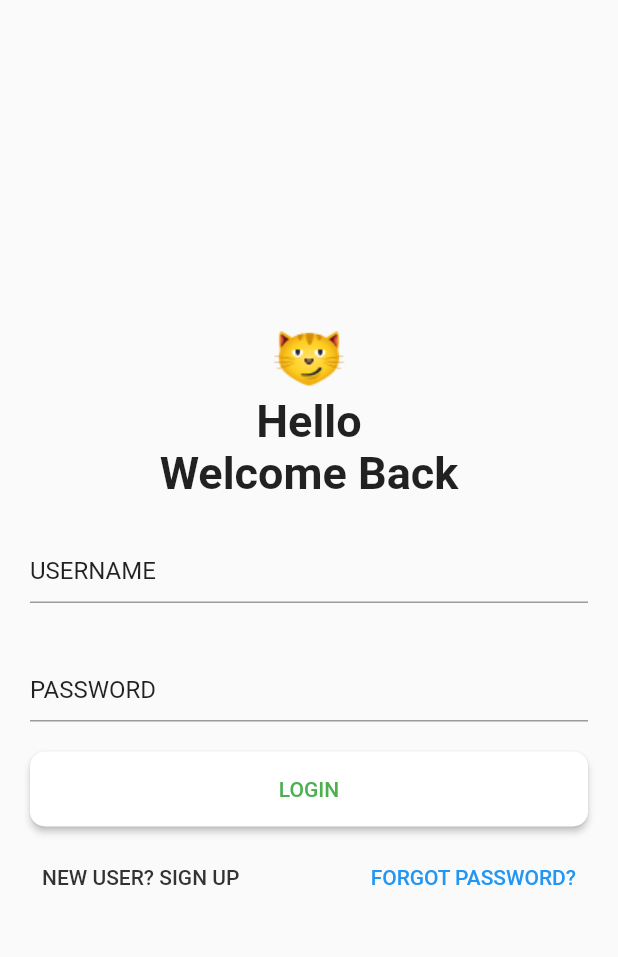
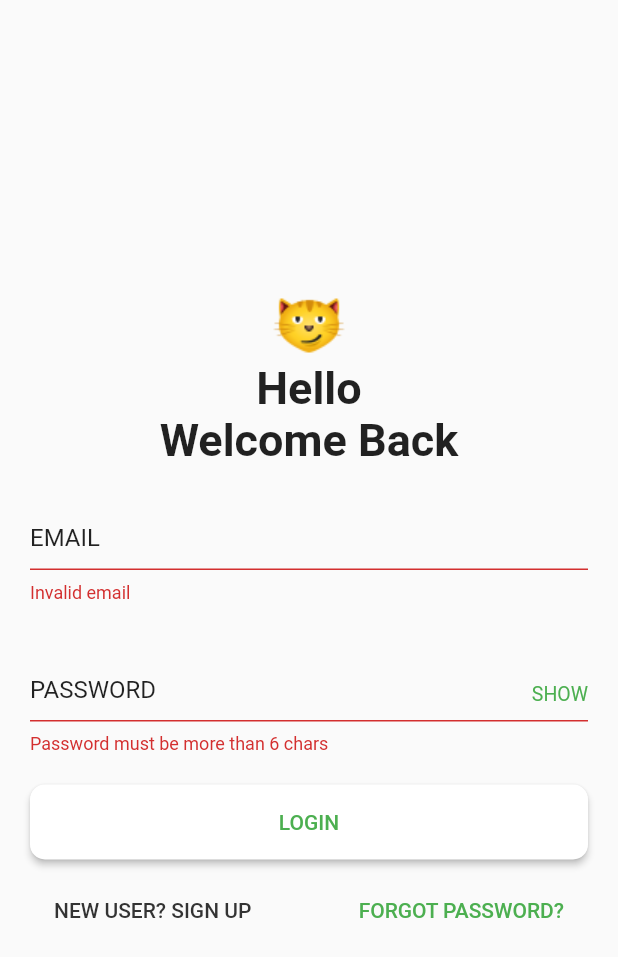
Before and after one commit to anhlh1706/my_flutter, a Flutter app: the screen it shows after launch, on a phone screen of 412 x 824 dp. Shown: the top 957 px of the screen. Run offline on Flutter 3.47's test engine with Material 2 defaults, Android fonts, the phone set to English and light mode, and no system bars.

Commit message:
Login form + navigator

```diff
--- /dev/null
+++ b/ok_app/lib/home.dart
@@ -0,0 +1,12 @@
+import 'package:flutter/material.dart';
+
+class Home extends StatelessWidget {
+  const Home({Key key}) : super(key: key);
+
+  @override
+  Widget build(BuildContext context) {
+    return Scaffold(
+      appBar: AppBar(title: Text('Home')),
+    );
+  }
+}
--- /dev/null
+++ b/ok_app/lib/login.dart
@@ -0,0 +1,128 @@
+import 'package:flutter/material.dart';
+
+import 'home.dart';
+
+class Login extends StatefulWidget {
+  @override
+  _LoginState createState() => _LoginState();
+}
+
+class _LoginState extends State<Login> {
+  var isSercure = true;
+
+  var usernameIsValid = false;
+  var passwordIsValid = false;
+
+  TextEditingController emailTEC = TextEditingController();
+  TextEditingController passwordTEC = TextEditingController();
+
+  @override
+  Widget build(BuildContext context) {
+    return MaterialApp(
+      theme: ThemeData(primaryColor: Colors.red),
+      home: Scaffold(
+        body: Container(
+          margin: EdgeInsets.only(left: 20, right: 20),
+          constraints: BoxConstraints.expand(),
+          child: Column(
+            mainAxisAlignment: MainAxisAlignment.center,
+            children: [
+              Image.asset('assets/cat.png'),
+              Padding(
+                padding: const EdgeInsets.only(bottom: 10),
+                child: Text(
+                  "Hello\nWelcome Back",
+                  style: TextStyle(fontSize: 30, fontWeight: FontWeight.bold),
+                  textAlign: TextAlign.center,
+                ),
+              ),
+              TextField(
+                controller: emailTEC,
+                decoration: InputDecoration(
+                    labelStyle: TextStyle(color: Colors.black87),
+                    labelText: 'EMAIL',
+                    errorText: usernameIsValid ? null : 'Invalid email',
+                    alignLabelWithHint: true),
+              ),
+              Padding(
+                  padding: const EdgeInsets.only(top: 20, bottom: 20),
+                  child: Stack(
+                    alignment: Alignment.centerRight,
+                    children: [
+                      TextField(
+                        controller: passwordTEC,
+                        obscureText: isSercure,
+                        decoration: InputDecoration(
+                            labelStyle: TextStyle(color: Colors.black87),
+                            labelText: 'PASSWORD',
+                            errorText: passwordIsValid
+                                ? null
+                                : 'Password must be more than 6 chars',
+                            alignLabelWithHint: true),
+                      ),
+                      GestureDetector(
+                        onTap: onToggleShowpass,
+                        child: Text(isSercure ? "SHOW" : "HIDE",
+                            style:
+                                TextStyle(color: Colors.green, fontSize: 13)),
+                      )
+                    ],
+                  )),
+              Padding(
+                padding: const EdgeInsets.only(bottom: 10),
+                child: SizedBox(
+                  width: double.infinity,
+                  height: 50,
+                  child: RaisedButton(
+                    color: Colors.white,
+                    shape: RoundedRectangleBorder(
+                        borderRadius: BorderRadius.all(Radius.circular(10))),
+                    child: Text(
+                      'LOGIN',
+                      style: TextStyle(color: Colors.green),
+                    ),
+                    onPressed: onSignInTap,
+                  ),
+                ),
+              ),
+              Row(
+                mainAxisAlignment: MainAxisAlignment.spaceBetween,
+                children: [
+                  FlatButton(
+                    onPressed: () => print('Sign up'),
+                    child: Text(
+                      'NEW USER? SIGN UP',
+                      style: TextStyle(color: Color(0xff333333)),
+                    ),
+                  ),
+                  FlatButton(
+                    onPressed: () => print('Fotgot password'),
+                    child: Text('FORGOT PASSWORD?',
+                        style: TextStyle(color: Colors.green)),
+                  ),
+                ],
+              )
+            ],
+          ),
+        ),
+      ),
+      title: "OKE",
+    );
+  }
+
+  void onToggleShowpass() {
+    setState(() {
+      isSercure = !isSercure;
+    });
+  }
+
+  void onSignInTap() {
+    setState(() {
+      usernameIsValid = emailTEC.text.contains('@');
+      passwordIsValid = passwordTEC.text.length >= 6;
+    });
+    if (usernameIsValid && passwordIsValid) {
+      Navigator.push(context, MaterialPageRoute(builder: (context) => Home()));
+    }
+  }
+}
--- a/ok_app/lib/main.dart
+++ b/ok_app/lib/main.dart
@@ -1,90 +1,8 @@
 import 'package:flutter/material.dart';
+import 'login.dart';
 
 void main() {
   runApp(MaterialApp(
-    home: MaterialEx(),
+    home: Login(),
   ));
 }
-
-class MaterialEx extends StatefulWidget {
-  @override
-  _MaterialExState createState() => _MaterialExState();
-}
-
-class _MaterialExState extends State<MaterialEx> {
-  @override
-  Widget build(BuildContext context) {
-    return MaterialApp(
-      theme: ThemeData(primaryColor: Colors.red),
-      home: Scaffold(
-        body: Container(
-          margin: EdgeInsets.only(left: 20, right: 20),
-          constraints: BoxConstraints.expand(),
-          child: Column(
-            mainAxisAlignment: MainAxisAlignment.center,
-            children: [
-              Image.asset('assets/cat.png'),
-              Padding(
-                padding: const EdgeInsets.only(bottom: 10),
-                child: Text(
-                  "Hello\nWelcome Back",
-                  style: TextStyle(fontSize: 30, fontWeight: FontWeight.bold),
-                  textAlign: TextAlign.center,
-                ),
-              ),
-              TextField(
-                decoration: InputDecoration(
-                    labelStyle: TextStyle(color: Colors.black87),
-                    labelText: 'USERNAME',
-                    alignLabelWithHint: true),
-              ),
-              Padding(
-                padding: const EdgeInsets.only(top: 20, bottom: 20),
-                child: TextField(
-                  decoration: InputDecoration(
-                      labelStyle: TextStyle(color: Colors.black87),
-                      labelText: 'PASSWORD',
-                      alignLabelWithHint: true),
-                ),
-              ),
-              Padding(
-                padding: const EdgeInsets.only(bottom: 10),
-                child: SizedBox(
-                  width: double.infinity,
-                  height: 50,
-                  child: RaisedButton(
-                    color: Colors.white,
-                    shape: RoundedRectangleBorder(
-                        borderRadius: BorderRadius.all(Radius.circular(10))),
-                    child: Text(
-                      'LOGIN',
-                      style: TextStyle(color: Colors.green),
-                    ),
-                    onPressed: () => print('abc'),
-                  ),
-                ),
-              ),
-              Row(
-                mainAxisAlignment: MainAxisAlignment.spaceBetween,
-                children: [
-                  TextButton(
-                    onPressed: () => print('Sign up'),
-                    child: Text(
-                      'NEW USER? SIGN UP',
-                      style: TextStyle(color: Color(0xff333333)),
-                    ),
-                  ),
-                  TextButton(
-                    onPressed: () => print('Fotgot password'),
-                    child: Text('FORGOT PASSWORD?'),
-                  ),
-                ],
-              )
-            ],
-          ),
-        ),
-      ),
-      title: "OKE",
-    );
-  }
-}
```
Also changed, not shown: ok_app/pubspec.lock.
